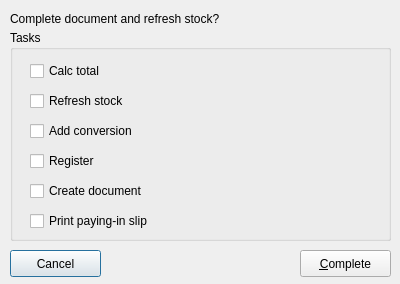
Before: the Qt Designer form trunk/ui/doccompletefrm.ui in BackupTheBerlios/first4-svn, drawn with Qt 5.
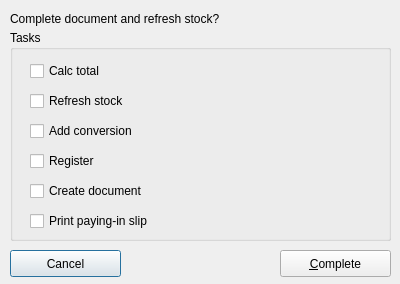
After: the same form once the commit is applied. Icons and pictures are not drawn.

The edit to the form file:
```diff
--- a/trunk/ui/doccompletefrm.ui
+++ b/trunk/ui/doccompletefrm.ui
@@ -33,7 +33,7 @@
     <rect>
      <x>10</x>
      <y>250</y>
-     <width>91</width>
+     <width>111</width>
      <height>27</height>
     </rect>
    </property>
@@ -47,9 +47,9 @@
   <widget class="QPushButton" name="btncomplete" >
    <property name="geometry" >
     <rect>
-     <x>300</x>
+     <x>280</x>
      <y>250</y>
-     <width>91</width>
+     <width>111</width>
      <height>27</height>
     </rect>
    </property>
```
